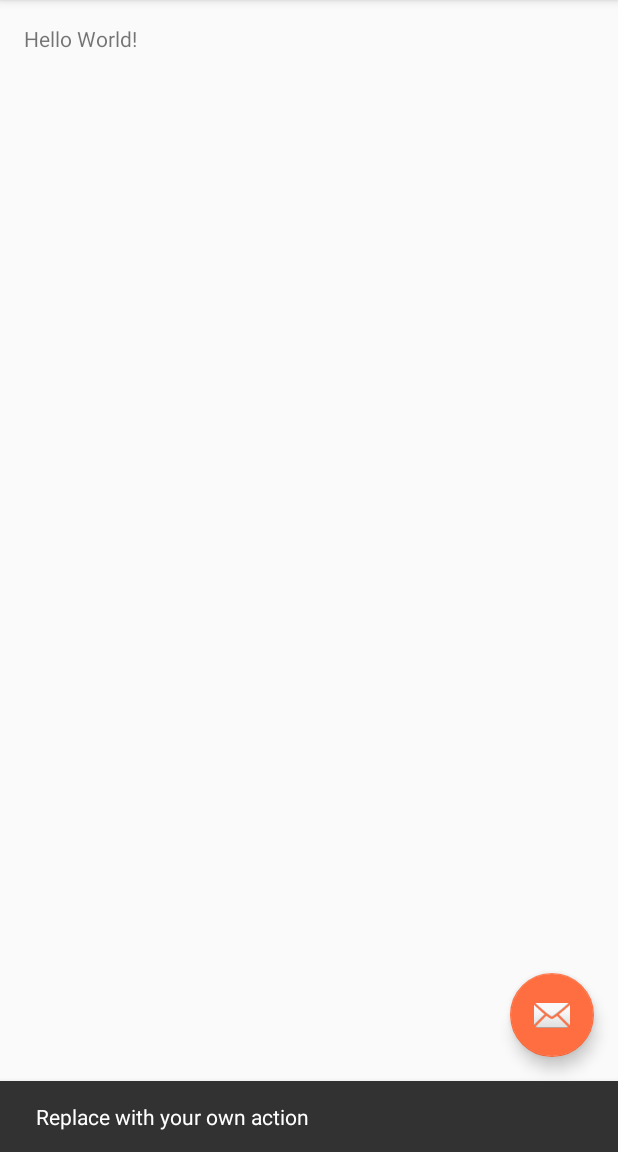
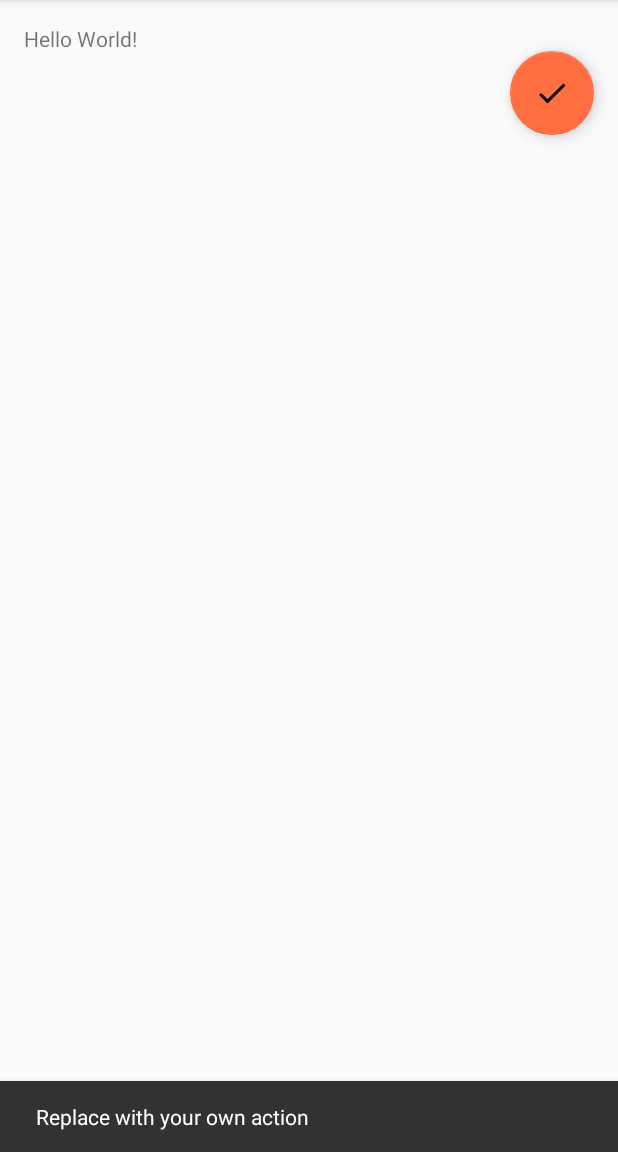
Before and after one commit to abk-chicago/mello-weather, an Android app: the screen it shows after launch (MainActivity), after a tap on an icon or button, on a phone screen of 412 x 824 dp, the part 84-1236 px from its top. Run offline under Robolectric (Android 15) with nearby library versions, the phone set to English and light mode, and no system bars.

Commit message:
moved fab

```diff
--- /dev/null
+++ b/app/src/main/res/drawable/ic_done_black_24dp.xml
@@ -0,0 +1,9 @@
+<vector xmlns:android="http://schemas.android.com/apk/res/android"
+        android:width="24dp"
+        android:height="24dp"
+        android:viewportWidth="24.0"
+        android:viewportHeight="24.0">
+    <path
+        android:fillColor="#FF000000"
+        android:pathData="M9,16.2L4.8,12l-1.4,1.4L9,19 21,7l-1.4,-1.4L9,16.2z"/>
+</vector>
--- a/app/src/main/res/layout/activity_main.xml
+++ b/app/src/main/res/layout/activity_main.xml
@@ -3,6 +3,7 @@
     xmlns:android="http://schemas.android.com/apk/res/android"
     xmlns:app="http://schemas.android.com/apk/res-auto"
     xmlns:tools="http://schemas.android.com/tools"
+    android:id="@+id/coordinator_layout"
     android:layout_width="match_parent"
     android:layout_height="match_parent"
     android:fitsSystemWindows="true"
@@ -28,8 +29,11 @@
         android:id="@+id/fab"
         android:layout_width="wrap_content"
         android:layout_height="wrap_content"
-        android:layout_gravity="bottom|end"
-        android:layout_margin="@dimen/fab_margin"
-        android:src="@android:drawable/ic_dialog_email"/>
+        android:layout_gravity="top|end"
+        android:layout_marginTop="@dimen/fab_margin_top"
+        android:layout_marginEnd="@dimen/fab_margin"
+        android:layout_marginBottom="@dimen/fab_margin"
+        android:layout_marginStart="@dimen/fab_margin"
+        android:src="@drawable/ic_done_black_24dp"/>
 
 </android.support.design.widget.CoordinatorLayout>
--- a/app/src/main/res/values/dimens.xml
+++ b/app/src/main/res/values/dimens.xml
@@ -3,4 +3,5 @@
     <dimen name="activity_horizontal_margin">16dp</dimen>
     <dimen name="activity_vertical_margin">16dp</dimen>
     <dimen name="fab_margin">16dp</dimen>
+    <dimen name="fab_margin_top">90dp</dimen>
 </resources>
```
